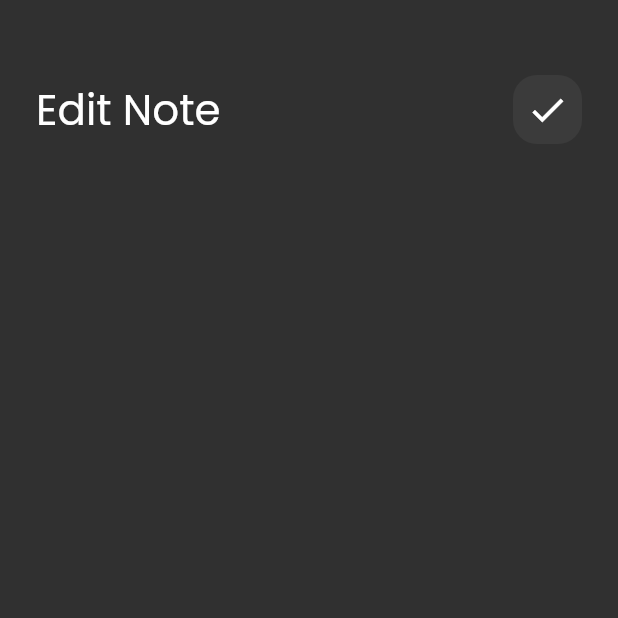
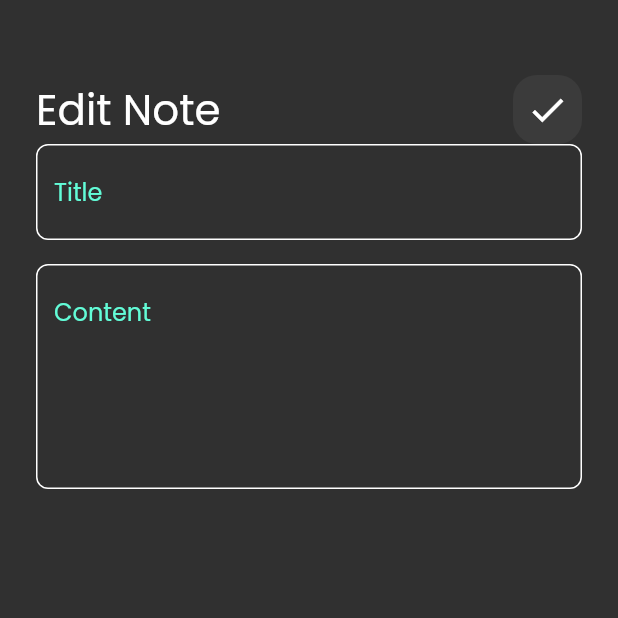
Before and after one commit to Abdulteef1998/notes_app, a Flutter app: the EditNoteView screen opened directly, on a phone screen of 412 x 824 dp, the top half of it. Run offline on Flutter 3.47's test engine with Material 2 defaults, Android fonts, the phone set to English and light mode, and no system bars; our stand-ins replace font_awesome_flutter.

Commit message:
edit note view ui done

```diff
--- a/lib/views/widgets/edit_view_body.dart
+++ b/lib/views/widgets/edit_view_body.dart
@@ -1,5 +1,6 @@
 import 'package:flutter/material.dart';
 import 'package:noteapp/views/widgets/custom_app_bar.dart';
+import 'package:noteapp/views/widgets/custom_text_field.dart';
 
 class EditNoteViewBody extends StatelessWidget {
   const EditNoteViewBody({super.key});
@@ -16,7 +17,15 @@ class EditNoteViewBody extends StatelessWidget {
           CustomAppBar(
             title: 'Edit Note',
             icon: Icons.check,
-          )
+          ),
+          CustomTextField(hint: 'Title'),
+          SizedBox(
+            height: 16,
+          ),
+          CustomTextField(
+            hint: 'Content',
+            maxLines: 5,
+          ),
         ],
       ),
     );
```
